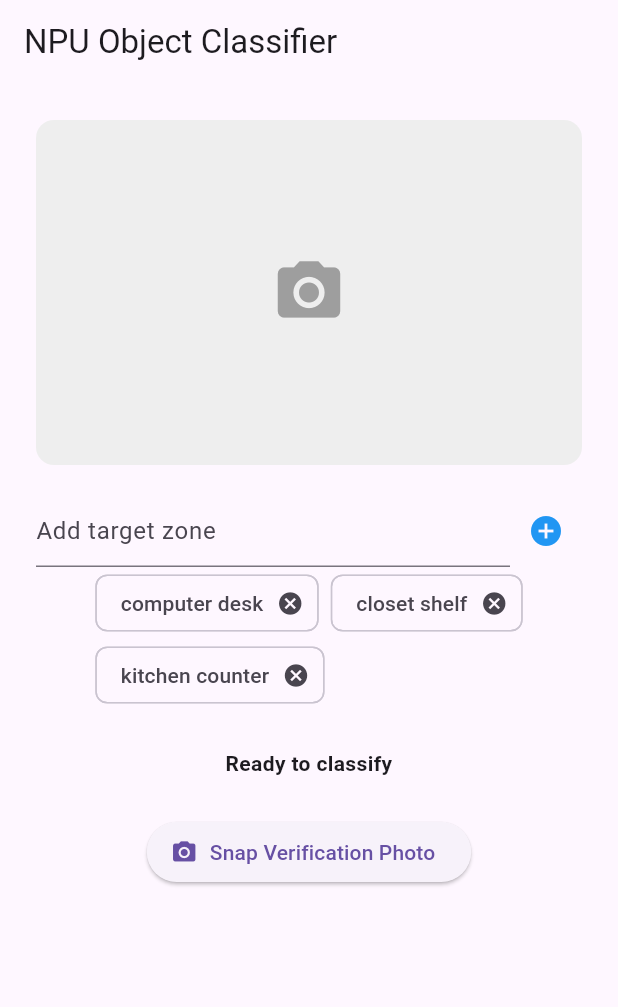
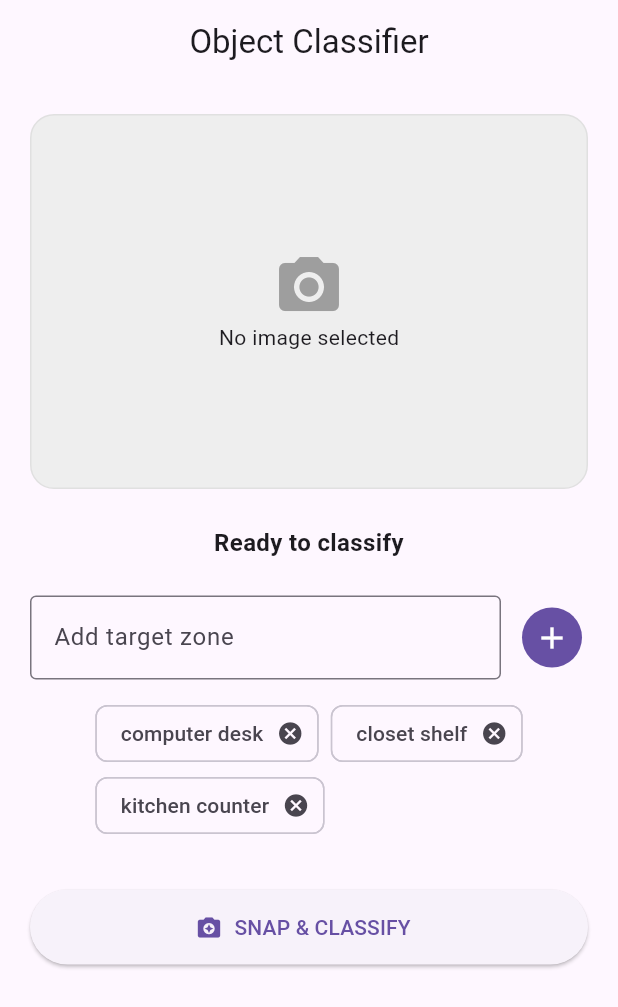
Before and after one commit to LT-733/Classifier-Project, a Flutter app: the screen it shows after launch, on a phone screen of 412 x 824 dp. Shown: the top 1007 px of the screen. Run offline on Flutter 3.47's test engine with Material 3 defaults, Android fonts, the phone set to English and light mode, and no system bars; our stand-ins replace image_picker.

Commit message:
frontend fixes

```diff
--- a/classifier_frontend/lib/main.dart
+++ b/classifier_frontend/lib/main.dart
@@ -34,6 +34,7 @@ class _InferenceHomeState extends State<InferenceHome> {
     setState(() {
       _isLoading = true;
       _pickedFile = photo;
+      _serverStatus = "Inferencing with HuggingFace API...";
     });
 
     if (kIsWeb) {
@@ -61,63 +62,56 @@ class _InferenceHomeState extends State<InferenceHome> {
   @override
   Widget build(BuildContext context) {
     return Scaffold(
-      appBar: AppBar(title: const Text("NPU Object Classifier")),
+      appBar: AppBar(title: const Text("Object Classifier"), centerTitle: true),
       body: SingleChildScrollView(
-        padding: const EdgeInsets.all(24.0),
+        padding: const EdgeInsets.all(20.0),
         child: Column(
           children: [
-            ClipRRect(
-              borderRadius: BorderRadius.circular(12),
+            // Preview Box with Contain fit to prevent squashing
+            Container(
+              height: 250,
+              width: double.infinity,
+              decoration: BoxDecoration(
+                color: Colors.grey[200],
+                borderRadius: BorderRadius.circular(16),
+                border: Border.all(color: Colors.grey[300]!),
+              ),
+              clipBehavior: Clip.hardEdge,
               child: (_pickedFile != null)
                   ? (kIsWeb
-                      ? (_webBytes != null
-                          ? Image.memory(_webBytes!, height: 230, width: double.infinity, fit: BoxFit.cover)
-                          : const SizedBox(height: 230))
-                      : Image.file(File(_pickedFile!.path), height: 230, width: double.infinity, fit: BoxFit.cover))
-                  : Container(
-                      height: 230,
-                      color: Colors.grey[200],
-                      child: const Center(child: Icon(Icons.camera_alt, size: 50, color: Colors.grey)),
-                    ),
+                      ? (_webBytes != null ? Image.memory(_webBytes!, fit: BoxFit.contain) : const Center(child: CircularProgressIndicator()))
+                      : Image.file(File(_pickedFile!.path), fit: BoxFit.contain))
+                  : const Center(child: Column(mainAxisAlignment: MainAxisAlignment.center, children: [Icon(Icons.camera_alt, size: 48, color: Colors.grey), Text("No image selected")])),
             ),
-            const SizedBox(height: 20),
-            Row(
-              children: [
-                Expanded(
-                  child: TextField(
-                    controller: _zoneController,
-                    decoration: const InputDecoration(hintText: "Add target zone"),
-                  ),
-                ),
-                IconButton(
-                  icon: const Icon(Icons.add_circle, color: Colors.blue),
-                  onPressed: () {
-                    if (_zoneController.text.trim().isNotEmpty) {
-                      setState(() {
-                        _dynamicZones.add(_zoneController.text.trim());
-                        _zoneController.clear();
-                      });
-                    }
-                  },
-                ),
-              ],
-            ),
-            Wrap(
-              spacing: 8.0,
-              children: _dynamicZones.map((zone) => Chip(
-                label: Text(zone),
-                onDeleted: () => setState(() => _dynamicZones.remove(zone)),
-              )).toList(),
-            ),
-            const SizedBox(height: 25),
-            _isLoading
-                ? const CircularProgressIndicator()
-                : Text(_serverStatus, textAlign: TextAlign.center, style: const TextStyle(fontWeight: FontWeight.bold)),
-            const SizedBox(height: 25),
-            ElevatedButton.icon(
-              onPressed: _isLoading ? null : _captureAndPredict,
-              icon: const Icon(Icons.photo_camera),
-              label: const Text("Snap Verification Photo"),
+            const SizedBox(height: 24),
+
+            // Loading overlay instead of just a spinner
+            if (_isLoading)
+              const Column(children: [CircularProgressIndicator(), SizedBox(height: 12), Text("Inferencing with HuggingFace API...", style: TextStyle(fontWeight: FontWeight.bold, color: Colors.blue))])
+            else
+              Text(_serverStatus, textAlign: TextAlign.center, style: const TextStyle(fontSize: 16, fontWeight: FontWeight.w600)),
+
+            const SizedBox(height: 24),
+            Row(children: [
+              Expanded(child: TextField(controller: _zoneController, decoration: const InputDecoration(labelText: "Add target zone", border: OutlineInputBorder()))),
+              const SizedBox(width: 10),
+              IconButton.filled(icon: const Icon(Icons.add), onPressed: () {
+                if (_zoneController.text.trim().isNotEmpty) {
+                  setState(() { _dynamicZones.add(_zoneController.text.trim()); _zoneController.clear(); });
+                }
+              }),
+            ]),
+            const SizedBox(height: 12),
+            Wrap(spacing: 8, children: _dynamicZones.map((zone) => Chip(label: Text(zone), onDeleted: () => setState(() => _dynamicZones.remove(zone)))).toList()),
+            const SizedBox(height: 32),
+            SizedBox(
+              width: double.infinity,
+              height: 50,
+              child: ElevatedButton.icon(
+                onPressed: _isLoading ? null : _captureAndPredict,
+                icon: const Icon(Icons.camera_enhance),
+                label: const Text("SNAP & CLASSIFY"),
+              ),
             ),
           ],
         ),
```
Also changed, not shown: imgs/IMG_1483.jpg (deleted), imgs/IMG_1484.jpg (deleted), imgs/IMG_1485.jpg (deleted), imgs/IMG_1486.jpg (deleted), imgs/IMG_1487.jpg (deleted), 1 other file.
